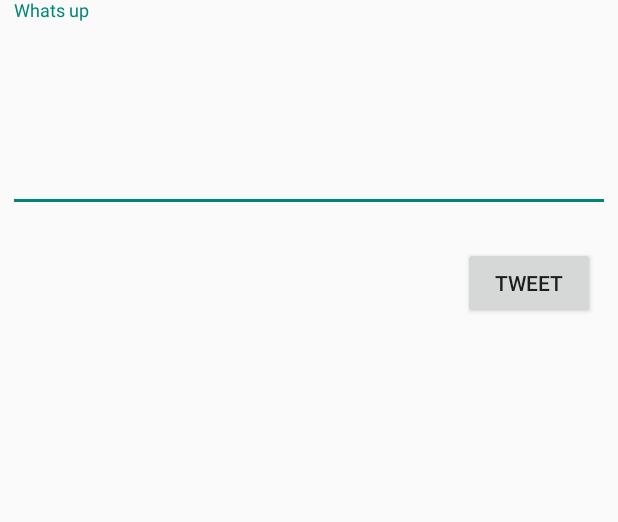
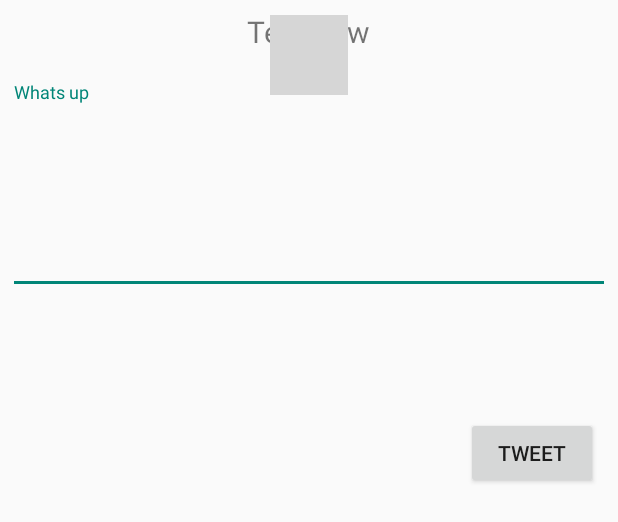
Before and after one commit to Glazzerino/Twitter-Clone-App, an Android app: the layout fragment_compose.xml on its own in the app's theme, with its tools: preview values and no code run, on a phone screen of 412 x 824 dp. Shown: the top 522 px of the screen. Run offline under Robolectric (Android 15) with nearby library versions, the phone set to English and light mode, and no system bars; grey boxes are pictures that could not be loaded.

Commit message:
compose fragment complete

```diff
--- a/app/src/main/AndroidManifest.xml
+++ b/app/src/main/AndroidManifest.xml
@@ -14,7 +14,6 @@
         android:label="@string/app_name"
         android:theme="@style/AppTheme">
         <activity android:name=".TweetDetailsActivity"></activity>
-        <activity android:name=".ComposeActivity" />
         <activity android:name=".TimelineActivity" />
         <activity
             android:name=".LoginActivity"
--- a/app/src/main/java/com/codepath/apps/restclienttemplate/TwitterClient.java
+++ b/app/src/main/java/com/codepath/apps/restclienttemplate/TwitterClient.java
@@ -75,4 +75,9 @@ public class TwitterClient extends OAuthBaseClient {
 		params.put("max_id", maxId);
 		client.get(apiUrl, params, handler);
 	}
+
+	public void getCurrentUser(JsonHttpResponseHandler handler) {
+		String apiUrl = getApiUrl("account/verify_credentials.json");
+		client.get(apiUrl, handler);
+	}
 }
--- a/app/src/main/java/com/codepath/apps/restclienttemplate/adapters/TweetsAdapter.java
+++ b/app/src/main/java/com/codepath/apps/restclienttemplate/adapters/TweetsAdapter.java
@@ -39,7 +39,6 @@ import java.util.Locale;
 public class TweetsAdapter extends RecyclerView.Adapter<TweetsAdapter.ViewHolder> {
     List<Tweet> tweets;
     Context context;
-
 
     public TweetsAdapter(Context context, List<Tweet> tweets) {
         this.context = context;
--- a/app/src/main/java/com/codepath/apps/restclienttemplate/models/Tweet.java
+++ b/app/src/main/java/com/codepath/apps/restclienttemplate/models/Tweet.java
@@ -23,8 +23,6 @@ public class Tweet {
         Log.d("Tweet", jsonObject.toString());
 
         tweet.body = jsonObject.getString("full_text");
-        //tweet.body = jsonObject.getString("text");
-
         tweet.createdAt = jsonObject.getString("created_at");
         tweet.author = User.fromJson(jsonObject.getJSONObject("user"));
         tweet.id = jsonObject.getLong("id");
--- a/app/src/main/res/layout/fragment_compose.xml
+++ b/app/src/main/res/layout/fragment_compose.xml
@@ -4,12 +4,16 @@
     xmlns:tools="http://schemas.android.com/tools"
     android:layout_width="match_parent"
     android:layout_height="match_parent"
-    tools:context=".ComposeActivity">
+>
 
     <com.google.android.material.textfield.TextInputLayout
         android:id="@+id/tiTextInputLayout"
         android:layout_width="match_parent"
-        android:layout_height="wrap_content">
+        android:layout_height="wrap_content"
+        android:layout_below="@id/tvUsernameCompose"
+        android:layout_alignParentStart="true"
+        android:layout_marginTop="20dp">
+
         <EditText
             android:id="@+id/etCompose"
             android:layout_width="match_parent"
@@ -18,13 +22,14 @@
             android:layout_alignParentTop="true"
             android:layout_alignParentEnd="true"
             android:layout_marginStart="5dp"
-            android:layout_marginTop="10dp"
+            android:layout_marginTop="50dp"
             android:layout_marginEnd="5dp"
             android:ems="10"
             android:gravity="start|top"
             android:hint="@string/wadup"
             android:inputType="textMultiLine"
             android:minLines="5" />
+
     </com.google.android.material.textfield.TextInputLayout>
 
     <Button
@@ -33,8 +38,32 @@
         android:layout_height="wrap_content"
         android:layout_below="@+id/tiTextInputLayout"
         android:layout_alignParentEnd="true"
-        android:layout_marginTop="23dp"
-        android:layout_marginEnd="15dp"
+        android:layout_marginTop="82dp"
+        android:layout_marginEnd="13dp"
         android:text="Tweet"
         tools:layout_below="@id/tiTextInputLayout" />
+
+    <ImageView
+        android:id="@+id/ivProfileCompose"
+        android:layout_width="52dp"
+        android:layout_height="53dp"
+        android:layout_alignParentTop="false"
+        android:layout_centerHorizontal="true"
+        android:layout_marginTop="10dp"
+        android:layout_weight="1"
+        android:maxWidth="40dp"
+        android:maxHeight="40dp"
+        tools:src="@tools:sample/avatars" />
+
+    <TextView
+        android:id="@+id/tvUsernameCompose"
+        android:layout_width="wrap_content"
+        android:layout_height="wrap_content"
+        android:layout_below="@+id/ivProfileCompose"
+        android:layout_centerHorizontal="true"
+        android:layout_marginTop="-56dp"
+        android:text="TextView"
+        android:textSize="20sp"
+        tools:layout_marginTop="7dp" />
+
 </RelativeLayout>
```
Also changed, not shown: app/src/main/java/com/codepath/apps/restclienttemplate/ComposeActivity.java (deleted, +0 -80 lines), app/src/main/java/com/codepath/apps/restclienttemplate/LoginActivity.java (+21 -0 lines), app/src/main/java/com/codepath/apps/restclienttemplate/TimelineActivity.java (+14 -10 lines), app/src/main/java/com/codepath/apps/restclienttemplate/fragments/ComposeFragment.java (+44 -8 lines), app/src/main/java/com/codepath/apps/restclienttemplate/models/User.java (+8 -0 lines), app/src/main/res/layout/activity_compose.xml (deleted, +0 -40 lines), app/src/main/res/layout/compose_fragment.xml (deleted, +0 -83 lines).
